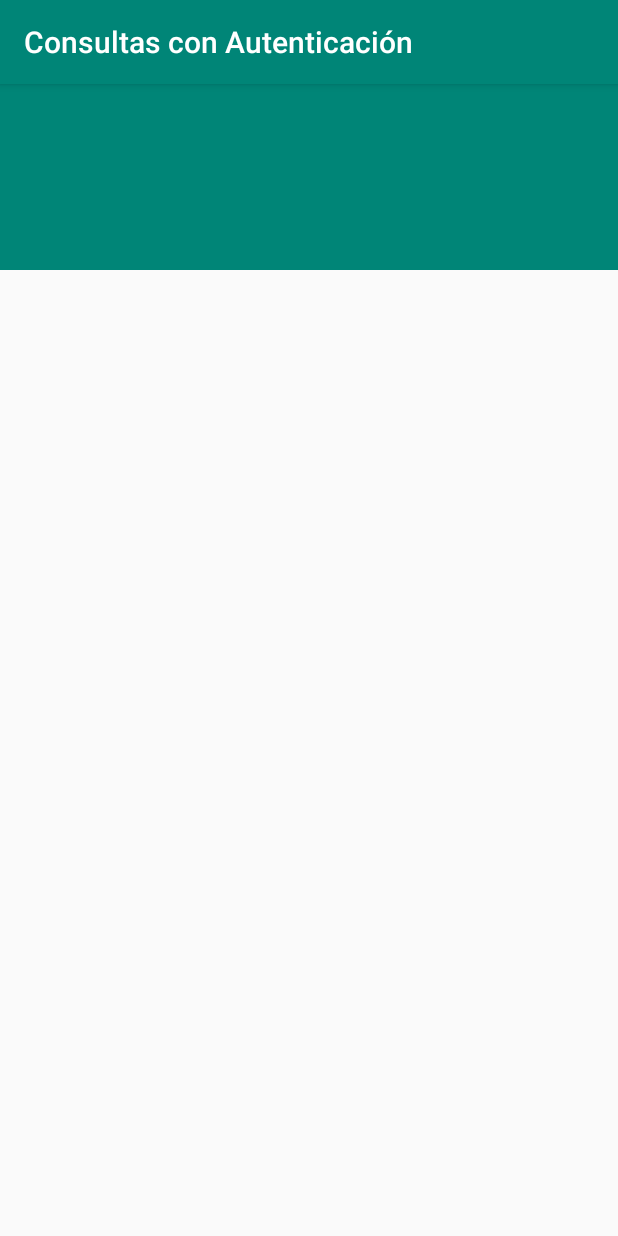
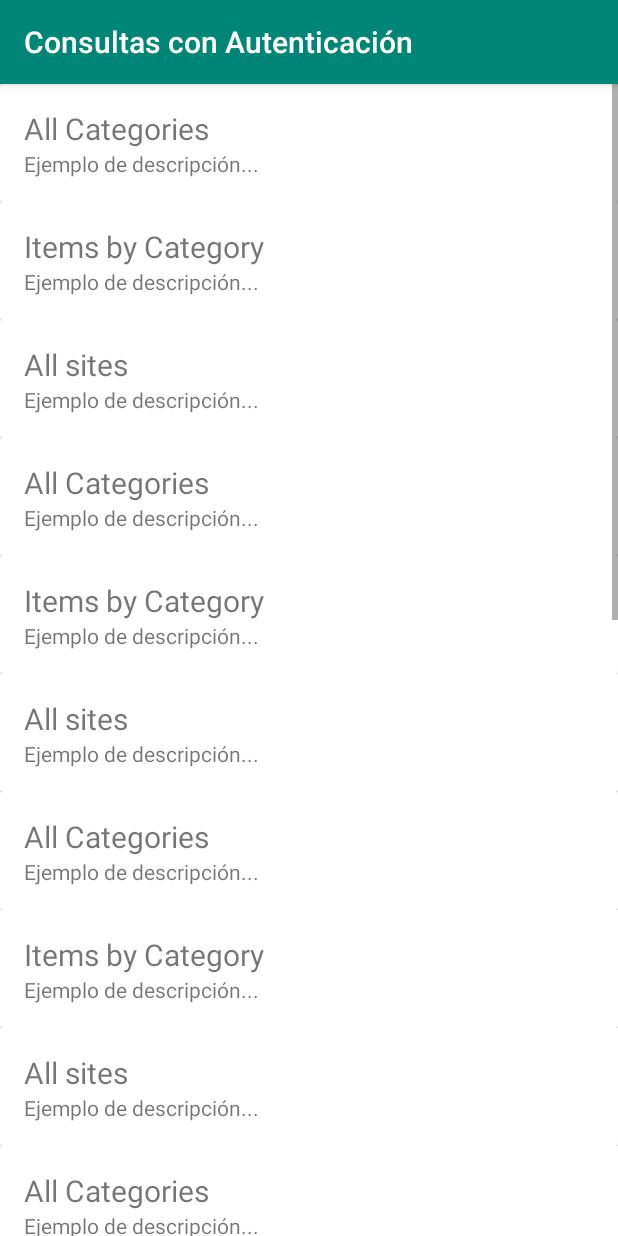
Before and after one commit to barcochrist/Mercado-Libre-API-Android, an Android app: the QueriesWithAuthActivity screen opened directly, with no data from a screen before it, on a phone screen of 412 x 824 dp. Run offline under Robolectric (Android 15) with nearby library versions, the phone set to English and light mode, and no system bars.

Commit message:
Add recycler view and basic information in QueriesWithActivity
Create adapter and view holder
Create item layout

```diff
--- a/app/src/main/java/com/programacionmaster/mercadolibreapijava/QueriesWithAuthActivity.java
+++ b/app/src/main/java/com/programacionmaster/mercadolibreapijava/QueriesWithAuthActivity.java
@@ -2,15 +2,53 @@ package com.programacionmaster.mercadolibreapijava;
 
 import android.os.Bundle;
 import android.support.v7.app.AppCompatActivity;
-import android.support.v7.widget.Toolbar;
+import android.support.v7.widget.LinearLayoutManager;
+import android.support.v7.widget.RecyclerView;
+
+import com.programacionmaster.mercadolibreapijava.adapter.QueriesWithoutAdapter;
 
 public class QueriesWithAuthActivity extends AppCompatActivity {
+
+    private RecyclerView recyclerViewQueries;
 
     @Override
     protected void onCreate(Bundle savedInstanceState) {
         super.onCreate(savedInstanceState);
         setContentView(R.layout.activity_queries_with_auth);
-        Toolbar toolbar = findViewById(R.id.toolbar);
-        setSupportActionBar(toolbar);
+
+        recyclerViewQueries = findViewById(R.id.recyclerQueries);
+
+        // use this setting to improve performance if you know that changes
+        // in content do not change the layout size of the RecyclerView
+        recyclerViewQueries.setHasFixedSize(true);
+
+        // use a linear layout manager
+        recyclerViewQueries.setLayoutManager(new LinearLayoutManager(this));
+
+        String[] data = {
+                "All Categories",
+                "Items by Category",
+                "All sites",
+                "All Categories",
+                "Items by Category",
+                "All sites",
+                "All Categories",
+                "Items by Category",
+                "All sites",
+                "All Categories",
+                "Items by Category",
+                "All sites",
+                "All Categories",
+                "Items by Category",
+                "All sites",
+                "All Categories",
+                "Items by Category",
+                "All sites",
+                "All Categories",
+                "Items by Category",
+                "All sites"
+        };
+
+        recyclerViewQueries.setAdapter(new QueriesWithoutAdapter(data));
     }
 }
--- a/app/src/main/res/layout/activity_queries_with_auth.xml
+++ b/app/src/main/res/layout/activity_queries_with_auth.xml
@@ -1,35 +1,13 @@
 <?xml version="1.0" encoding="utf-8"?>
-<android.support.design.widget.CoordinatorLayout xmlns:android="http://schemas.android.com/apk/res/android"
-    xmlns:app="http://schemas.android.com/apk/res-auto"
-    xmlns:tools="http://schemas.android.com/tools"
+<LinearLayout xmlns:android="http://schemas.android.com/apk/res/android"
     android:layout_width="match_parent"
-    android:layout_height="match_parent"
-    android:fitsSystemWindows="true"
-    tools:context=".QueriesWithAuthActivity">
+    android:layout_height="wrap_content"
+    android:orientation="vertical">
 
-    <android.support.design.widget.AppBarLayout
-        android:id="@+id/app_bar"
+    <android.support.v7.widget.RecyclerView
+        android:id="@+id/recyclerQueries"
         android:layout_width="match_parent"
-        android:layout_height="@dimen/app_bar_height"
-        android:fitsSystemWindows="true"
-        android:theme="@style/AppTheme.AppBarOverlay">
+        android:layout_height="match_parent"
+        android:scrollbars="vertical" />
 
-        <android.support.design.widget.CollapsingToolbarLayout
-            android:id="@+id/toolbar_layout"
-            android:layout_width="match_parent"
-            android:layout_height="match_parent"
-            android:fitsSystemWindows="true"
-            app:contentScrim="?attr/colorPrimary"
-            app:layout_scrollFlags="scroll|exitUntilCollapsed"
-            app:toolbarId="@+id/toolbar">
-
-            <android.support.v7.widget.Toolbar
-                android:id="@+id/toolbar"
-                android:layout_width="match_parent"
-                android:layout_height="?attr/actionBarSize"
-                app:layout_collapseMode="pin"
-                app:popupTheme="@style/AppTheme.PopupOverlay" />
-
-        </android.support.design.widget.CollapsingToolbarLayout>
-    </android.support.design.widget.AppBarLayout>
-</android.support.design.widget.CoordinatorLayout>
+</LinearLayout>
```
Also changed, not shown: app/src/main/java/com/programacionmaster/mercadolibreapijava/adapter/QueriesWithAuthAdapter.java (added, +58 -0 lines), app/src/main/res/layout/item_queries_with_auth.xml (added, +31 -0 lines).
